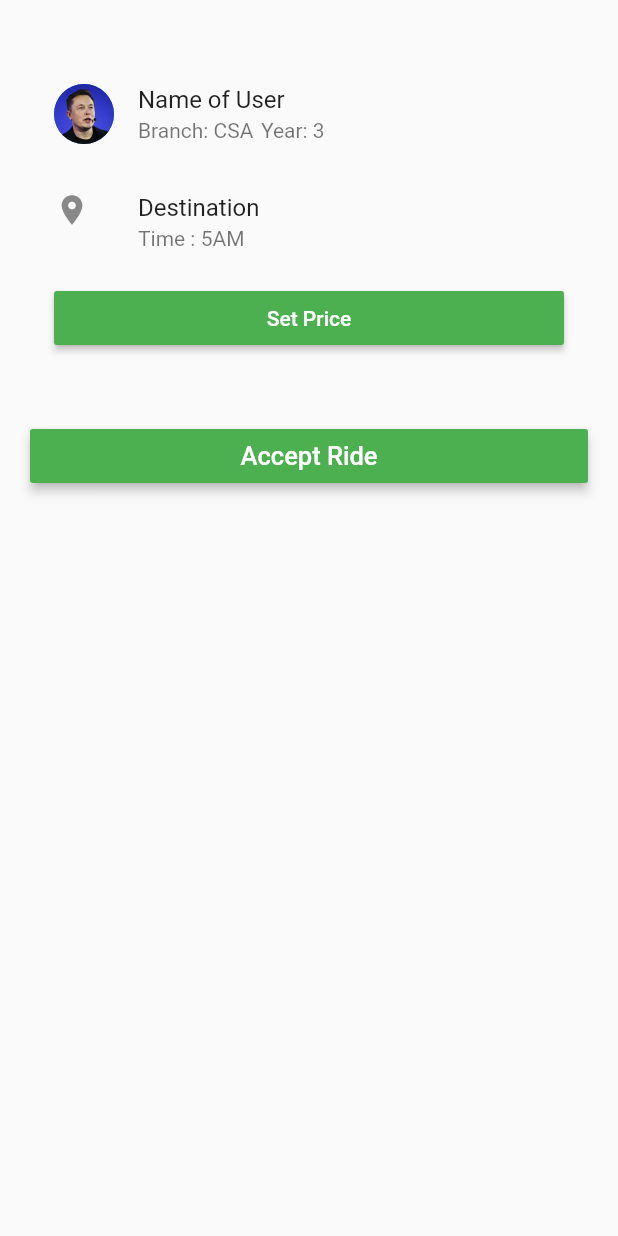
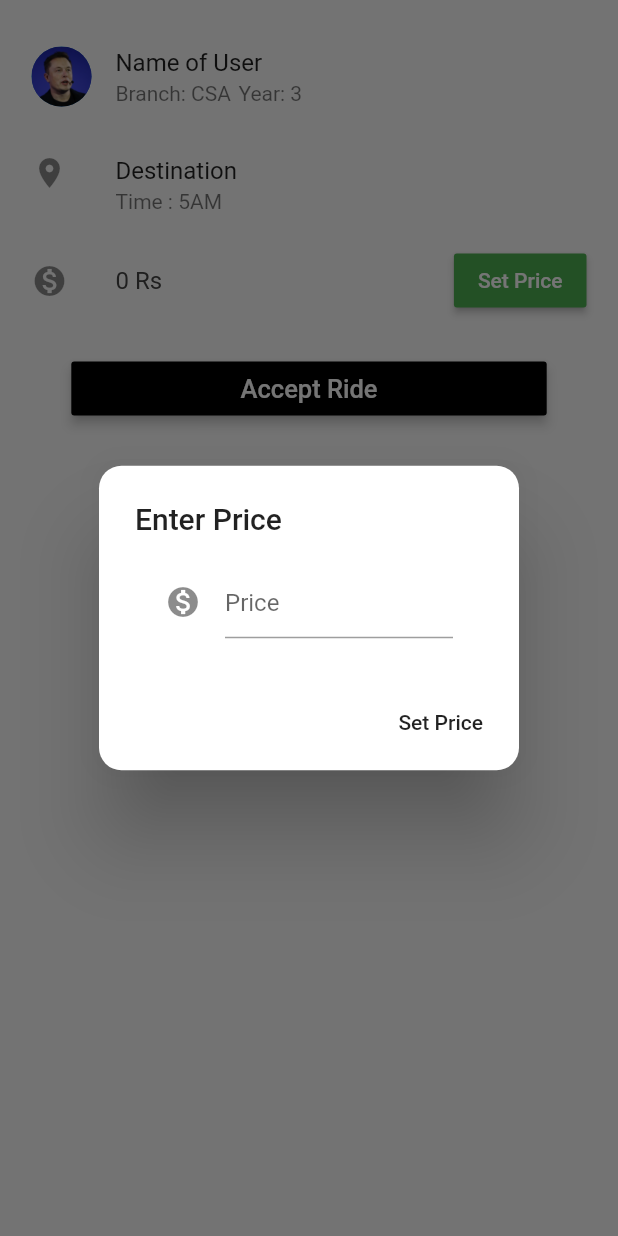
Before and after one commit to Nikhil713/MecDrive-Prototype, a Flutter app: the AcceptCard widget shown alone on an empty page, opened directly, after a tap on "Set Price", on a phone screen of 412 x 824 dp. Run offline on Flutter 3.47's test engine with Material 2 defaults, Android fonts, the phone set to English and light mode, and no system bars; our stand-ins replace firebase_auth, google_sign_in, shared_preferences; missing offline and left inert: flutter_auth_buttons; accounts and stored records are empty.

Commit message:
Added Accepted Rides page and Set Price to available rides

```diff
--- a/lib/HomeScreen/OfferRide/acceptCard.dart
+++ b/lib/HomeScreen/OfferRide/acceptCard.dart
@@ -1,5 +1,6 @@
 import 'package:flutter/material.dart';
 import 'package:flutter/services.dart';
+import './setPrice.dart';
 
 class AcceptCard extends StatefulWidget {
   @override
@@ -7,17 +8,20 @@ class AcceptCard extends StatefulWidget {
 }
 
 class _AcceptCardState extends State<AcceptCard> {
+  var price = '0';
   @override
   Widget build(BuildContext context) {
     return Container(
       // color: Colors.redAccent,
-      padding: EdgeInsets.all(20),
+      height: 320,
+      padding: EdgeInsets.all(5),
       child: Column(
         children: <Widget>[
-          SizedBox(height: 20,),
+          SizedBox(
+            height: 10,
+          ),
           // User details
           Container(
-            // color: Colors.blueAccent,
             child: ListTile(
               leading: CircleAvatar(
                 backgroundImage: AssetImage("assets/elon.jpg"),
@@ -34,37 +38,47 @@ class _AcceptCardState extends State<AcceptCard> {
           ),
           // Ride Details -- Destination and Time
           Container(
-            // color: Colors.cyan,
             child: ListTile(
               leading: Icon(Icons.location_on),
               title: Text("Destination"),
               subtitle: Text("Time : 5AM"),
             ),
           ),
-          //Set Price
-          Container(
-            // color: Colors.greenAccent,
-            child: ListTile(
-              // leading: Icon(Icons.monetization_on,color: Colors.green,),
-              title: RaisedButton(
-                color: Colors.green,
-                textColor: Colors.white,
-                child: Text("Set Price"),
-                onPressed: () {},
-              ),
+          ListTile(
+            leading: Icon(
+              Icons.monetization_on,
+            ),
+            title: Text(
+              price.toString()+' Rs',
+              style: TextStyle(color: Color(0xFF444444)),
+            ),
+            trailing: RaisedButton(
+              color: Colors.green,
+              textColor: Colors.white,
+              child: Text("Set Price"),
+              onPressed: () {
+                showDialog(context: context, builder: (context) => SetPrice())
+                    .then((newprice) {
+                  setState(() {
+                    price = newprice;
+                  });
+                });
+              },
             ),
           ),
-          SizedBox(height: 40),
+          SizedBox(height: 20),
           SizedBox(
-            width: MediaQuery.of(context).size.width,
+            width: MediaQuery.of(context).size.width / 1.3,
             child: RaisedButton(
+              // shape: ,
               elevation: 3,
               splashColor: Colors.greenAccent,
-              color: Colors.green,
+              color: Colors.black,
               textColor: Colors.white,
-              child: Text("Accept Ride",style: TextStyle(
-                fontSize: 17
-              ),),
+              child: Text(
+                "Accept Ride",
+                style: TextStyle(fontSize: 17),
+              ),
               onPressed: () {},
             ),
           )
--- /dev/null
+++ b/lib/HomeScreen/OfferRide/setPrice.dart
@@ -0,0 +1,35 @@
+import 'package:flutter/material.dart';
+import 'package:flutter/services.dart';
+
+class SetPrice extends StatelessWidget {
+  String price;
+  @override
+  Widget build(BuildContext context) {
+    return AlertDialog(
+      shape: RoundedRectangleBorder(
+          borderRadius: BorderRadius.all(Radius.circular(15.0))),
+      title: Text('Enter Price'),
+      content: Padding(
+        padding: const EdgeInsets.symmetric(horizontal: 20),
+        child: TextFormField(
+          onChanged: (value) {
+            price = value;
+          },
+          keyboardType: TextInputType.number,
+          decoration: InputDecoration(
+            hintText: 'Price',
+            icon: Icon(Icons.monetization_on),
+          ),
+        ),
+      ),
+      actions: <Widget>[
+        FlatButton(
+          child: Text("Set Price"),
+          onPressed: () {
+            Navigator.of(context).pop(price);
+          },
+        ),
+      ],
+    );
+  }
+}
--- a/lib/main.dart
+++ b/lib/main.dart
@@ -3,6 +3,7 @@ import 'package:mec_drive/HomeScreen/homeScreen.dart';
 import 'package:mec_drive/authentication/googleAuth.dart';
 import 'package:mec_drive/authentication/newSignup.dart';
 import 'package:mec_drive/splashscreen/splashscreen.dart';
+import 'AcceptedList/AcceptedDriversPage.dart';
 
 
 void main() => runApp(MyApp());
@@ -13,6 +14,8 @@ class MyApp extends StatelessWidget {
     return MaterialApp(
       title: "carpool",
       // home: SplashScreen(),
+      // home: AcceptedDriversPage(),
+      // home: RideRequestList(),
       home: SignUp(),
       routes: {
         '/homescreen' : (context) => HomeScreen(),
```
Also changed, not shown: lib/AcceptedList/AcceptedDriversPage.dart (added, +40 -0 lines), lib/AcceptedList/acceptedList.dart (added, +114 -0 lines), 2 other files.
